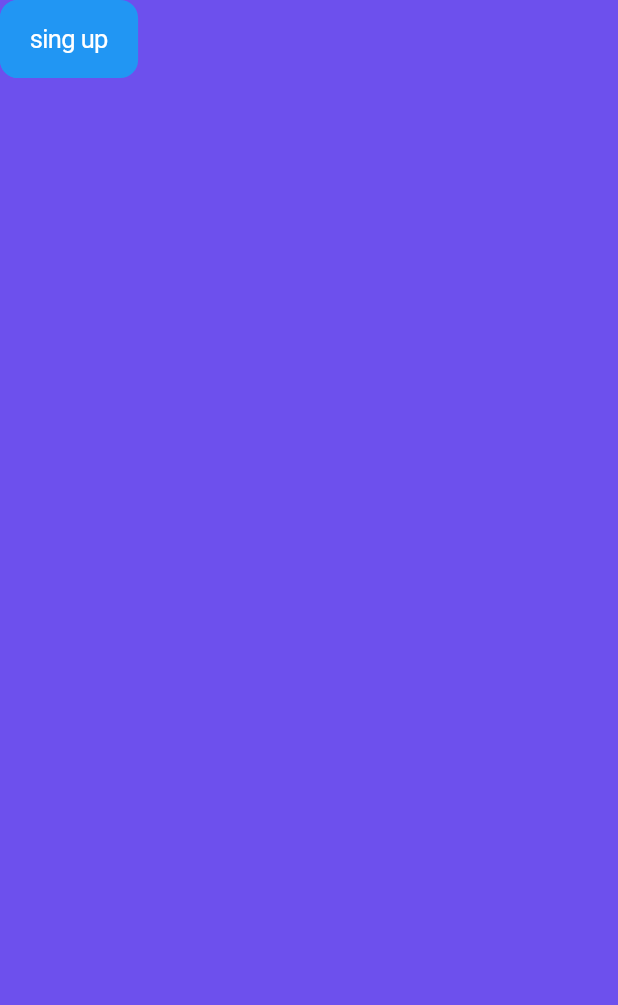
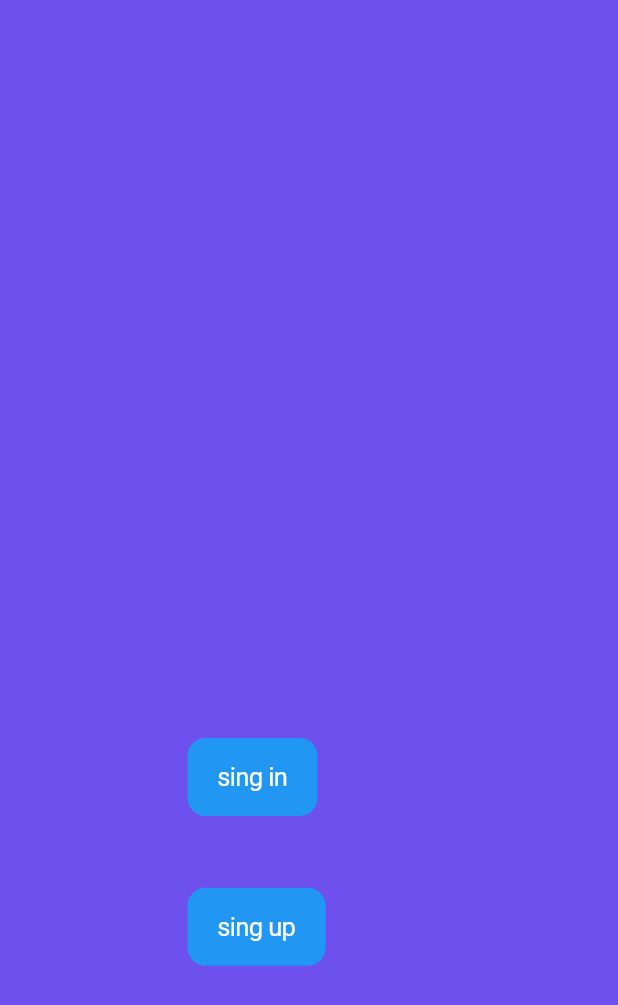
Before and after one commit to mario1525/flutter, a Flutter app: the screen it shows after launch, on a phone screen of 412 x 824 dp. Shown: the top 1005 px of the screen. Run offline on Flutter 3.47's test engine with Material 2 defaults, Android fonts, the phone set to English and light mode, and no system bars.

Commit message:
dando estilo

```diff
--- a/app_mario/lib/backgraund.dart
+++ b/app_mario/lib/backgraund.dart
@@ -7,11 +7,11 @@ class backgraund extends StatelessWidget {
       decoration: BoxDecoration(
         gradient: LinearGradient(
           colors: [
-            Color.fromARGB(511, 2, 64, 181),
+            Color.fromARGB(255, 227, 248, 132),
             Color.fromARGB(193, 62, 24, 231),
           ],
-          begin: FractionalOffset(1.1, 0.1),
-          end: FractionalOffset(1.1, 0.1),
+          begin: FractionalOffset(1.0, 0.1),
+          end: FractionalOffset(1.0, 0.1),
         ),
       ),
     );
--- a/app_mario/lib/myhome.dart
+++ b/app_mario/lib/myhome.dart
@@ -1,4 +1,5 @@
 import 'package:flutter/cupertino.dart';
+import 'package:flutter/material.dart';
 import 'backgraund.dart';
 
 // este es el codigo de la pagina de inicio
@@ -10,19 +11,27 @@ class myhome extends StatelessWidget {
         child: Stack(
           children: <Widget>[
             backgraund(),
-            const SizedBox(height: 30),
-            CupertinoButton.filled(
+            Positioned(
+              bottom: 280.0,
+              left: 125,
+              child: CupertinoButton.filled(
                 onPressed: () {
                   Navigator.pushNamed(context, '/singIn');
                 },
                 child: const Text('sing in'),
+                alignment: Alignment.center,
               ),
-            const SizedBox(height: 30),
-            CupertinoButton.filled(
+            ),
+            Positioned(
+              bottom: 180.2,
+              left: 125,
+              child: CupertinoButton.filled(
                 onPressed: () {
                   Navigator.pushNamed(context, '/singUp');
                 },
                 child: const Text('sing up'),
+                alignment: Alignment.center,
+              ),
             ),
           ],
         ),
```
Also changed, not shown: app_mario/lib/MyCustomForm.dart (+10 -12 lines). Lines whose indentation alone changed are shown as unchanged.
